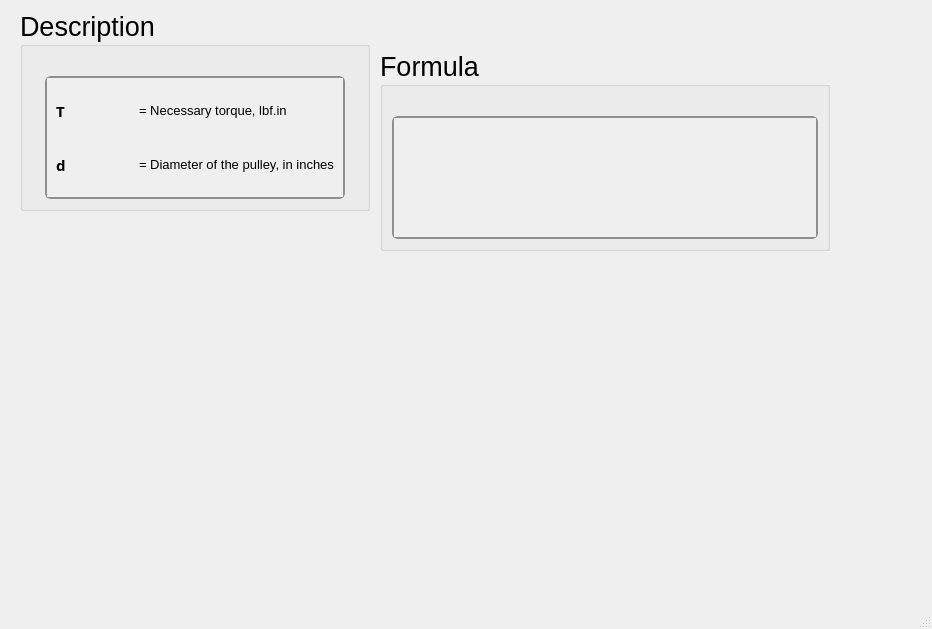
Above: ui/flatmetalbelt_deltaf.ui from Ah00ra/HNNS before the change. Below: the same form after it.
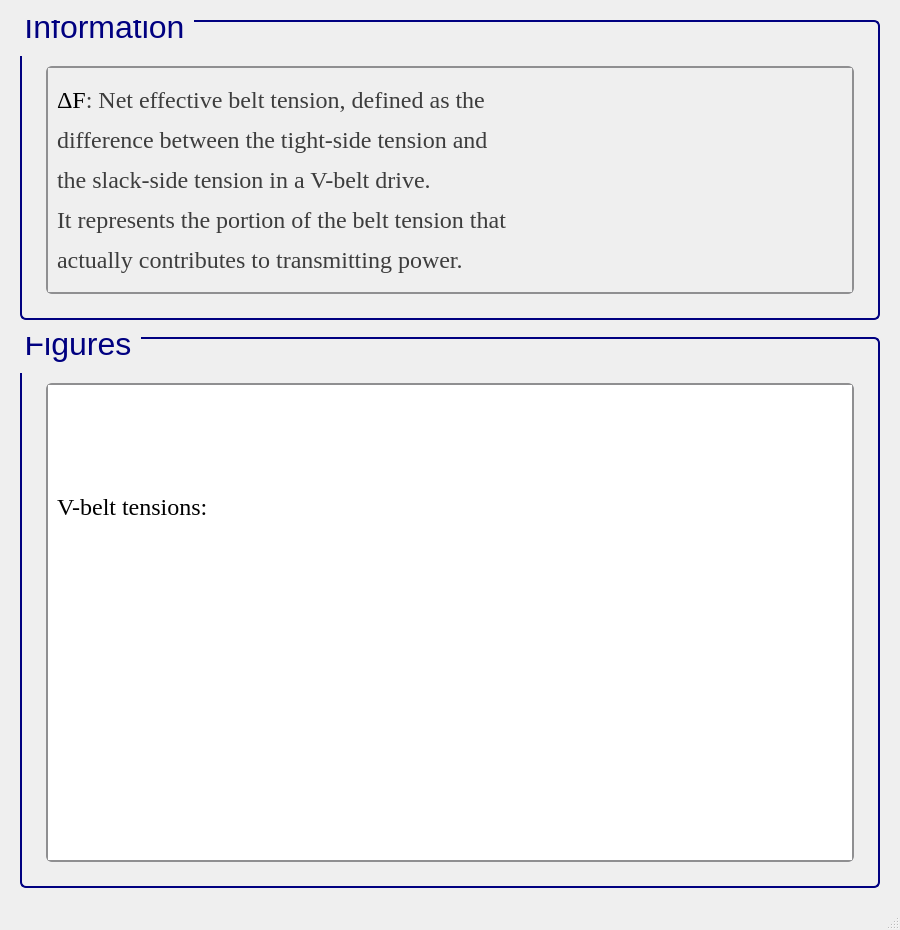
That is the form after the change. Icons and pictures are not drawn.

Commit message: Add ui info to vbelt

```diff
--- a/ui/flatmetalbelt_deltaf.ui
+++ b/ui/flatmetalbelt_deltaf.ui
@@ -6,23 +6,45 @@
    <rect>
     <x>0</x>
     <y>0</y>
-    <width>932</width>
-    <height>629</height>
+    <width>900</width>
+    <height>930</height>
    </rect>
   </property>
+  <property name="sizePolicy">
+   <sizepolicy hsizetype="Minimum" vsizetype="Minimum">
+    <horstretch>0</horstretch>
+    <verstretch>0</verstretch>
+   </sizepolicy>
+  </property>
+  <property name="minimumSize">
+   <size>
+    <width>900</width>
+    <height>930</height>
+   </size>
+  </property>
   <property name="windowTitle">
    <string>MainWindow</string>
   </property>
   <widget class="QWidget" name="centralwidget">
-   <widget class="QGroupBox" name="groupBox_123">
-    <property name="geometry">
-     <rect>
-      <x>20</x>
-      <y>10</y>
-      <width>350</width>
-      <height>201</height>
-     </rect>
-    </property>
+   <layout class="QGridLayout" name="gridLayout">
+    <item row="0" column="1">
+     <spacer name="verticalSpacer_26">
+      <property name="orientation">
+       <enum>Qt::Vertical</enum>
+      </property>
+      <property name="sizeType">
+       <enum>QSizePolicy::Fixed</enum>
+      </property>
+      <property name="sizeHint" stdset="0">
+       <size>
+        <width>839</width>
+        <height>11</height>
+       </size>
+      </property>
+     </spacer>
+    </item>
+    <item row="1" column="1">
+     <widget class="QGroupBox" name="groupBox_125">
     <property name="sizePolicy">
      <sizepolicy hsizetype="Minimum" vsizetype="Minimum">
       <horstretch>0</horstretch>
@@ -31,66 +53,72 @@
     </property>
     <property name="minimumSize">
      <size>
-      <width>350</width>
-      <height>0</height>
-     </size>
-    </property>
-    <property name="maximumSize">
-     <size>
-      <width>350</width>
-      <height>241</height>
+        <width>822</width>
+        <height>300</height>
      </size>
     </property>
     <property name="font">
      <font>
       <family>Segoe UI</family>
-      <pointsize>20</pointsize>
+        <pointsize>24</pointsize>
       <weight>50</weight>
       <italic>false</italic>
       <bold>false</bold>
      </font>
     </property>
+      <property name="styleSheet">
+       <string notr="true">QGroupBox {
+    border: 2px solid navy;
+    border-radius: 6px;
+    background-color: qlineargradient(x1:0, y1:0, x2:0, y2:1,
+                                      stop:0 #f6f7fa, stop:1 #dadbde);
+    font: 24pt &quot;Segoe UI&quot;;
+    padding: 5px; /* add padding inside the group box */
+    color: black;
+}
+QGroupBox::title {
+    subcontrol-origin: margin;
+    subcontrol-position: top left;
+    padding-left: 0px;
+    padding-right: 5px;
+    padding-top: 0px;
+    margin-top: -22px;  /* shift title up */
+    color: navy;
+    font-weight: bold;
+}
+</string>
+      </property>
     <property name="title">
-     <string>Description</string>
-    </property>
-    <layout class="QGridLayout" name="gridLayout_252">
-     <item row="0" column="0">
-      <spacer name="verticalSpacer_123">
+       <string>Information</string>
+      </property>
+      <layout class="QGridLayout" name="gridLayout_255">
+       <item row="1" column="2">
+        <spacer name="verticalSpacer_36">
        <property name="orientation">
-        <enum>Qt::Vertical</enum>
+          <enum>Qt::Horizontal</enum>
        </property>
        <property name="sizeType">
         <enum>QSizePolicy::Fixed</enum>
        </property>
        <property name="sizeHint" stdset="0">
         <size>
-         <width>20</width>
+           <width>10</width>
          <height>20</height>
         </size>
        </property>
       </spacer>
      </item>
-     <item row="1" column="0">
-      <widget class="QScrollArea" name="scrollArea_41">
+       <item row="1" column="1">
+        <widget class="QScrollArea" name="scrollArea_43">
        <property name="sizePolicy">
         <sizepolicy hsizetype="Minimum" vsizetype="Minimum">
          <horstretch>0</horstretch>
          <verstretch>0</verstretch>
         </sizepolicy>
        </property>
-       <property name="maximumSize">
-        <size>
-         <width>300</width>
-         <height>361</height>
-        </size>
-       </property>
        <property name="font">
         <font>
-         <family>Segoe UI</family>
          <pointsize>15</pointsize>
-         <weight>50</weight>
-         <italic>false</italic>
-         <bold>false</bold>
         </font>
        </property>
        <property name="styleSheet">
@@ -168,140 +196,345 @@
          <rect>
           <x>0</x>
           <y>0</y>
-          <width>296</width>
-          <height>107</height>
-         </rect>
-        </property>
-        <layout class="QGridLayout" name="gridLayout_112">
-         <item row="0" column="1">
-          <widget class="QLabel" name="htext_486">
-           <property name="font">
-            <font>
-             <family>MS Shell Dlg 2</family>
-             <pointsize>10</pointsize>
-            </font>
-           </property>
-           <property name="text">
-            <string>&lt;html&gt;&lt;head/&gt;&lt;body&gt;&lt;p align=&quot;justify&quot;&gt;= Necessary torque, lbf.in&lt;/p&gt;&lt;/body&gt;&lt;/html&gt;</string>
-           </property>
-          </widget>
-         </item>
-         <item row="1" column="0">
-          <widget class="QLabel" name="label_82">
-           <property name="font">
-            <font>
-             <family>Segoe UI Variable Small Semibol</family>
-             <pointsize>11</pointsize>
-             <weight>75</weight>
-             <bold>true</bold>
-            </font>
-           </property>
-           <property name="text">
-            <string>d</string>
-           </property>
-          </widget>
-         </item>
-         <item row="0" column="0">
-          <widget class="QLabel" name="label_83">
-           <property name="font">
-            <font>
-             <family>Segoe UI Variable Text Semibold</family>
-             <pointsize>11</pointsize>
-             <weight>75</weight>
-             <bold>true</bold>
-            </font>
-           </property>
-           <property name="text">
-            <string>&lt;html&gt;&lt;head/&gt;&lt;body&gt;&lt;p&gt;T&lt;/p&gt;&lt;/body&gt;&lt;/html&gt;</string>
-           </property>
-          </widget>
-         </item>
-         <item row="1" column="1">
-          <widget class="QLabel" name="htext_487">
-           <property name="font">
-            <font>
-             <pointsize>10</pointsize>
-            </font>
-           </property>
-           <property name="text">
-            <string>&lt;html&gt;&lt;head/&gt;&lt;body&gt;&lt;p&gt;= Diameter of the pulley, in inches&lt;/p&gt;&lt;/body&gt;&lt;/html&gt;</string>
-           </property>
-          </widget>
-         </item>
-        </layout>
-       </widget>
-      </widget>
-     </item>
-    </layout>
-   </widget>
-   <widget class="QGroupBox" name="groupBox_124">
-    <property name="geometry">
-     <rect>
-      <x>380</x>
-      <y>50</y>
-      <width>450</width>
-      <height>201</height>
-     </rect>
-    </property>
-    <property name="sizePolicy">
-     <sizepolicy hsizetype="Minimum" vsizetype="Minimum">
-      <horstretch>0</horstretch>
-      <verstretch>0</verstretch>
-     </sizepolicy>
-    </property>
-    <property name="minimumSize">
-     <size>
-      <width>450</width>
-      <height>0</height>
-     </size>
-    </property>
-    <property name="maximumSize">
-     <size>
-      <width>450</width>
+            <width>753</width>
       <height>241</height>
+           </rect>
+          </property>
+          <layout class="QGridLayout" name="gridLayout_3">
+           <item row="0" column="0">
+            <widget class="QLabel" name="label_3">
+             <property name="font">
+              <font>
+               <family>Times New Roman</family>
+               <pointsize>18</pointsize>
+               <weight>50</weight>
+               <bold>false</bold>
+              </font>
+             </property>
+             <property name="cursor">
+              <cursorShape>ArrowCursor</cursorShape>
+             </property>
+             <property name="frameShape">
+              <enum>QFrame::NoFrame</enum>
+             </property>
+             <property name="text">
+              <string>&lt;html&gt;&lt;head/&gt;&lt;body&gt;&lt;p&gt;ΔF&lt;span style=&quot; color:#3d3d3d;&quot;&gt;: Net effective belt tension, defined as the&lt;/span&gt;&lt;/p&gt;&lt;p&gt;&lt;span style=&quot; color:#3d3d3d;&quot;&gt;difference between the tight-side tension and&lt;/span&gt;&lt;/p&gt;&lt;p&gt;&lt;span style=&quot; color:#3d3d3d;&quot;&gt;the slack-side tension in a V-belt drive. &lt;/span&gt;&lt;/p&gt;&lt;p&gt;&lt;span style=&quot; color:#3d3d3d;&quot;&gt;It represents the portion of the belt tension that&lt;/span&gt;&lt;/p&gt;&lt;p&gt;&lt;span style=&quot; color:#3d3d3d;&quot;&gt;actually contributes to transmitting power.&lt;/span&gt;&lt;/p&gt;&lt;/body&gt;&lt;/html&gt;</string>
+             </property>
+            </widget>
+           </item>
+          </layout>
+         </widget>
+        </widget>
+       </item>
+       <item row="2" column="1">
+        <spacer name="verticalSpacer_37">
+         <property name="orientation">
+          <enum>Qt::Vertical</enum>
+         </property>
+         <property name="sizeType">
+          <enum>QSizePolicy::Fixed</enum>
+         </property>
+         <property name="sizeHint" stdset="0">
+          <size>
+           <width>10</width>
+           <height>10</height>
+          </size>
+         </property>
+        </spacer>
+       </item>
+       <item row="1" column="0">
+        <spacer name="verticalSpacer_34">
+         <property name="orientation">
+          <enum>Qt::Horizontal</enum>
+         </property>
+         <property name="sizeType">
+          <enum>QSizePolicy::Fixed</enum>
+         </property>
+         <property name="sizeHint" stdset="0">
+          <size>
+           <width>10</width>
+           <height>20</height>
+          </size>
+         </property>
+        </spacer>
+       </item>
+       <item row="0" column="1">
+        <spacer name="verticalSpacer_35">
+         <property name="orientation">
+          <enum>Qt::Vertical</enum>
+         </property>
+         <property name="sizeType">
+          <enum>QSizePolicy::Fixed</enum>
+         </property>
+         <property name="sizeHint" stdset="0">
+          <size>
+           <width>20</width>
+           <height>30</height>
+          </size>
+         </property>
+        </spacer>
+       </item>
+      </layout>
+     </widget>
+    </item>
+    <item row="2" column="1">
+     <spacer name="verticalSpacer_23">
+      <property name="orientation">
+       <enum>Qt::Vertical</enum>
+      </property>
+      <property name="sizeType">
+       <enum>QSizePolicy::Fixed</enum>
+      </property>
+      <property name="sizeHint" stdset="0">
+       <size>
+        <width>839</width>
+        <height>11</height>
+       </size>
+      </property>
+     </spacer>
+    </item>
+    <item row="3" column="0">
+     <spacer name="verticalSpacer_25">
+      <property name="orientation">
+       <enum>Qt::Horizontal</enum>
+      </property>
+      <property name="sizeType">
+       <enum>QSizePolicy::Fixed</enum>
+      </property>
+      <property name="sizeHint" stdset="0">
+       <size>
+        <width>11</width>
+        <height>480</height>
+       </size>
+      </property>
+     </spacer>
+    </item>
+    <item row="3" column="1">
+     <widget class="QGroupBox" name="groupBox_42">
+      <property name="sizePolicy">
+       <sizepolicy hsizetype="Minimum" vsizetype="Minimum">
+        <horstretch>0</horstretch>
+        <verstretch>0</verstretch>
+       </sizepolicy>
+      </property>
+      <property name="minimumSize">
+       <size>
+        <width>822</width>
+        <height>350</height>
      </size>
     </property>
     <property name="font">
      <font>
       <family>Segoe UI</family>
-      <pointsize>20</pointsize>
+        <pointsize>24</pointsize>
       <weight>50</weight>
       <italic>false</italic>
       <bold>false</bold>
      </font>
     </property>
+      <property name="styleSheet">
+       <string notr="true">/* GroupBox styling */
+QGroupBox {
+    border: 2px solid navy;
+    border-radius: 6px;
+    background-color: qlineargradient(x1:0, y1:0, x2:0, y2:1,
+    stop:0 #f6f7fa, stop:1 #dadbde);
+    font: 24pt &quot;Segoe UI&quot;;
+    padding: 5px;
+    color: black;
+}
+
+/* GroupBox title styling */
+QGroupBox::title {
+    subcontrol-origin: margin;
+    subcontrol-position: top left;
+    padding-left: 0px;
+    padding-right: 5px;
+    padding-top: 0px;
+    margin-top: -22px;
+    color: navy;
+    font-weight: bold;
+}
+
+/* Make QScrollArea (only within GroupBox) have a white background with correct border */
+QGroupBox QScrollArea {
+    background-color: white !important;
+    border: 2px solid #8f8f91;
+    border-radius: 6px;
+}
+
+/* Make QScrollArea's viewport white as well */
+QGroupBox QScrollArea QWidget {
+    background-color: white !important;
+}
+
+/* Scrollbar styling inside QScrollArea in QGroupBox */
+QGroupBox QScrollArea QScrollBar:vertical, QGroupBox QScrollArea QScrollBar:horizontal {
+    background: qlineargradient(x1:0, y1:0, x2:0, y2:1,
+    stop:0 #f6f7fa, stop:1 #dadbde);
+    border: 2px solid #8f8f91;
+    border-radius: 6px;
+    width: 14px;
+    height: 14px;
+    margin: 2px 0 2px 0;
+}
+
+/* Remove bottom button of vertical scrollbar */
+QGroupBox QScrollArea QScrollBar::add-line:vertical {
+    height: 0px;
+    width: 0px;
+    border: none;
+    background: none;
+    margin: 0px;
+    padding: 0px;
+}
+
+/* Scrollbar handle */
+QGroupBox QScrollArea QScrollBar::handle:vertical, QGroupBox QScrollArea QScrollBar::handle:horizontal {
+    background: qlineargradient(x1:0, y1:0, x2:0, y2:1,
+    stop:0 #8f8f91, stop:1 #6f6f71);
+    min-height: 20px;
+    border-radius: 6px;
+    border: 1px solid #6f6f71;
+}
+
+QGroupBox QScrollArea QScrollBar::handle:vertical:hover, QGroupBox QScrollArea QScrollBar::handle:horizontal:hover {
+    background: qlineargradient(x1:0, y1:0, x2:0, y2:1,
+    stop:0 #6f6f71, stop:1 #4f4f51);
+    border: 1px solid #4f4f51;
+}
+
+/* Scrollbar sub-line buttons */
+QGroupBox QScrollArea QScrollBar::sub-line:vertical, QGroupBox QScrollArea QScrollBar::add-line:horizontal, QGroupBox QScrollArea QScrollBar::sub-line:horizontal {
+    background: #8f8f91;
+    border: none;
+    border-radius: 3px;
+    height: 14px;
+    width: 14px;
+    subcontrol-origin: margin;
+}
+
+QGroupBox QScrollArea QScrollBar::sub-line:vertical:hover, QGroupBox QScrollArea QScrollBar::add-line:horizontal:hover, QGroupBox QScrollArea QScrollBar::sub-line:horizontal:hover {
+    background: #6f6f71;
+}
+
+/* Transparent page areas */
+QGroupBox QScrollArea QScrollBar::add-page:vertical, QGroupBox QScrollArea QScrollBar::sub-page:vertical,
+QGroupBox QScrollArea QScrollBar::add-page:horizontal, QGroupBox QScrollArea QScrollBar::sub-page:horizontal {
+    background: transparent;
+}
+</string>
+      </property>
     <property name="title">
-     <string>Formula</string>
-    </property>
-    <layout class="QGridLayout" name="gridLayout_253">
+       <string>Figures</string>
+      </property>
+      <layout class="QGridLayout" name="gridLayout_2">
+       <item row="1" column="2">
+        <spacer name="verticalSpacer_40">
+         <property name="orientation">
+          <enum>Qt::Horizontal</enum>
+         </property>
+         <property name="sizeType">
+          <enum>QSizePolicy::Fixed</enum>
+         </property>
+         <property name="sizeHint" stdset="0">
+          <size>
+           <width>10</width>
+           <height>20</height>
+          </size>
+         </property>
+        </spacer>
+       </item>
      <item row="1" column="0">
-      <widget class="QScrollArea" name="scrollArea_42">
-       <property name="sizePolicy">
-        <sizepolicy hsizetype="Minimum" vsizetype="Minimum">
-         <horstretch>0</horstretch>
-         <verstretch>0</verstretch>
-        </sizepolicy>
-       </property>
-       <property name="font">
-        <font>
-         <family>Segoe UI</family>
-         <pointsize>15</pointsize>
-         <weight>50</weight>
-         <italic>false</italic>
-         <bold>false</bold>
-        </font>
-       </property>
+        <spacer name="verticalSpacer_39">
+         <property name="orientation">
+          <enum>Qt::Horizontal</enum>
+         </property>
+         <property name="sizeType">
+          <enum>QSizePolicy::Fixed</enum>
+         </property>
+         <property name="sizeHint" stdset="0">
+          <size>
+           <width>10</width>
+           <height>20</height>
+          </size>
+         </property>
+        </spacer>
+       </item>
+       <item row="2" column="1">
+        <spacer name="verticalSpacer_38">
+         <property name="orientation">
+          <enum>Qt::Vertical</enum>
+         </property>
+         <property name="sizeType">
+          <enum>QSizePolicy::Fixed</enum>
+         </property>
+         <property name="sizeHint" stdset="0">
+          <size>
+           <width>10</width>
+           <height>10</height>
+          </size>
+         </property>
+        </spacer>
+       </item>
+       <item row="0" column="1">
+        <spacer name="verticalSpacer_41">
+         <property name="orientation">
+          <enum>Qt::Vertical</enum>
+         </property>
+         <property name="sizeType">
+          <enum>QSizePolicy::Fixed</enum>
+         </property>
+         <property name="sizeHint" stdset="0">
+          <size>
+           <width>20</width>
+           <height>30</height>
+          </size>
+         </property>
+        </spacer>
+       </item>
+       <item row="1" column="1">
+        <widget class="QScrollArea" name="scrollArea_3">
        <property name="styleSheet">
-        <string notr="true">QScrollArea {
-    background: qlineargradient(x1:0, y1:0, x2:0, y2:1,
-                               stop:0 #f6f7fa, stop:1 #dadbde);
+          <string notr="true">/* GroupBox styling */
+QGroupBox {
+    border: 2px solid navy;
+    border-radius: 6px;
+    background-color: qlineargradient(x1:0, y1:0, x2:0, y2:1,
+    stop:0 #f6f7fa, stop:1 #dadbde);
+    font: 20pt &quot;Segoe UI&quot;;
+    padding: 5px;
+    color: black;
+}
+
+/* GroupBox title styling */
+QGroupBox::title {
+    subcontrol-origin: margin;
+    subcontrol-position: top left;
+    padding-left: 0px;
+    padding-right: 5px;
+    padding-top: 0px;
+    margin-top: -20px;
+    color: navy;
+    font-weight: bold;
+}
+
+/* Make QScrollArea (only within GroupBox) have a white background with correct border */
+QGroupBox QScrollArea {
+    background-color: white !important;
     border: 2px solid #8f8f91;
     border-radius: 6px;
 }
 
-QScrollArea QScrollBar:vertical, QScrollArea QScrollBar:horizontal {
+/* Make QScrollArea's viewport white as well */
+QGroupBox QScrollArea QWidget {
+    background-color: white !important;
+}
+
+/* Scrollbar styling inside QScrollArea in QGroupBox */
+QGroupBox QScrollArea QScrollBar:vertical, QGroupBox QScrollArea QScrollBar:horizontal {
     background: qlineargradient(x1:0, y1:0, x2:0, y2:1,
-                               stop:0 #f6f7fa, stop:1 #dadbde);
+    stop:0 #f6f7fa, stop:1 #dadbde);
     border: 2px solid #8f8f91;
     border-radius: 6px;
     width: 14px;
@@ -309,8 +542,8 @@
     margin: 2px 0 2px 0;
 }
 
-/* Completely remove the bottom button of the vertical scrollbar */
-QScrollArea QScrollBar::add-line:vertical {
+/* Remove bottom button of vertical scrollbar */
+QGroupBox QScrollArea QScrollBar::add-line:vertical {
     height: 0px;
     width: 0px;
     border: none;
@@ -319,9 +552,10 @@
     padding: 0px;
 }
 
-QScrollArea QScrollBar::handle:vertical, QScrollArea QScrollBar::handle:horizontal {
+/* Scrollbar handle */
+QGroupBox QScrollArea QScrollBar::handle:vertical, QGroupBox QScrollArea QScrollBar::handle:horizontal {
     background: qlineargradient(x1:0, y1:0, x2:0, y2:1,
-                               stop:0 #8f8f91, stop:1 #6f6f71);
+    stop:0 #8f8f91, stop:1 #6f6f71);
     min-height: 20px;
     border-radius: 6px;
     border: 1px solid #6f6f71;
@@ -333,7 +567,8 @@
     border: 1px solid #4f4f51;
 }
 
-QScrollArea QScrollBar::sub-line:vertical, QScrollArea QScrollBar::add-line:horizontal, QScrollArea QScrollBar::sub-line:horizontal {
+/* Scrollbar sub-line buttons */
+QGroupBox QScrollArea QScrollBar::sub-line:vertical, QGroupBox QScrollArea QScrollBar::add-line:horizontal, QGroupBox QScrollArea QScrollBar::sub-line:horizontal {
     background: #8f8f91;
     border: none;
     border-radius: 3px;
@@ -346,53 +581,82 @@
     background: #6f6f71;
 }
 
-QScrollArea QScrollBar::add-page:vertical, QScrollArea QScrollBar::sub-page:vertical,
-QScrollArea QScrollBar::add-page:horizontal, QScrollArea QScrollBar::sub-page:horizontal {
+/* Transparent page areas */
+QGroupBox QScrollArea QScrollBar::add-page:vertical, QGroupBox QScrollArea QScrollBar::sub-page:vertical,
+QGroupBox QScrollArea QScrollBar::add-page:horizontal, QGroupBox QScrollArea QScrollBar::sub-page:horizontal {
     background: transparent;
 }
 </string>
        </property>
-       <property name="verticalScrollBarPolicy">
-        <enum>Qt::ScrollBarAsNeeded</enum>
-       </property>
        <property name="widgetResizable">
         <bool>true</bool>
        </property>
-       <widget class="QWidget" name="scrollAreaWidgetContents_42">
+         <widget class="QWidget" name="scrollAreaWidgetContents_3">
         <property name="geometry">
          <rect>
           <x>0</x>
           <y>0</y>
-          <width>422</width>
-          <height>107</height>
-         </rect>
-        </property>
-        <layout class="QGridLayout" name="gridLayout_254">
+            <width>774</width>
+            <height>395</height>
+           </rect>
+          </property>
+          <layout class="QGridLayout" name="gridLayout_4">
          <item row="0" column="0">
           <widget class="QLabel" name="htext_481">
            <property name="font">
             <font>
-             <family>MS Shell Dlg 2</family>
-             <pointsize>11</pointsize>
+               <family>Times New Roman</family>
+               <pointsize>18</pointsize>
              <weight>50</weight>
-             <italic>false</italic>
              <bold>false</bold>
             </font>
            </property>
+             <property name="cursor">
+              <cursorShape>ArrowCursor</cursorShape>
+             </property>
+             <property name="frameShape">
+              <enum>QFrame::NoFrame</enum>
+             </property>
            <property name="text">
-            <string>&lt;html&gt;&lt;head/&gt;&lt;body&gt;&lt;p&gt;&lt;img src=&quot;:/desc/images/deltaf.png&quot;/&gt;&lt;/p&gt;&lt;/body&gt;&lt;/html&gt;</string>
-           </property>
-           <property name="scaledContents">
-            <bool>true</bool>
-           </property>
+              <string>&lt;html&gt;&lt;head/&gt;&lt;body&gt;&lt;p&gt;V-belt tensions:&lt;/p&gt;&lt;/body&gt;&lt;/html&gt;</string>
+             </property>
+            </widget>
+           </item>
+           <item row="1" column="0">
+            <widget class="QLabel" name="label">
+             <property name="frameShape">
+              <enum>QFrame::NoFrame</enum>
+             </property>
+             <property name="text">
+              <string>&lt;html&gt;&lt;head/&gt;&lt;body&gt;&lt;p&gt;&lt;img src=&quot;:/info/info/V-belt tensions..png&quot;/&gt;&lt;/p&gt;&lt;/body&gt;&lt;/html&gt;</string>
+             </property>
           </widget>
          </item>
         </layout>
        </widget>
       </widget>
      </item>
-     <item row="0" column="0">
-      <spacer name="verticalSpacer_124">
+      </layout>
+     </widget>
+    </item>
+    <item row="3" column="2">
+     <spacer name="verticalSpacer_28">
+      <property name="orientation">
+       <enum>Qt::Horizontal</enum>
+      </property>
+      <property name="sizeType">
+       <enum>QSizePolicy::Fixed</enum>
+      </property>
+      <property name="sizeHint" stdset="0">
+       <size>
+        <width>11</width>
+        <height>480</height>
+       </size>
+      </property>
+     </spacer>
+    </item>
+    <item row="4" column="1">
+     <spacer name="verticalSpacer_27">
        <property name="orientation">
         <enum>Qt::Vertical</enum>
        </property>
@@ -401,14 +665,13 @@
        </property>
        <property name="sizeHint" stdset="0">
         <size>
-         <width>20</width>
-         <height>20</height>
+        <width>839</width>
+        <height>11</height>
         </size>
        </property>
       </spacer>
      </item>
     </layout>
-   </widget>
   </widget>
   <widget class="QMenuBar" name="menubar">
    <property name="geometry">
```
Left out of the diff: 14 changed lines with no effect on the pictures. Lines whose indentation alone changed are shown as unchanged. The commit also changes 33 other files.
